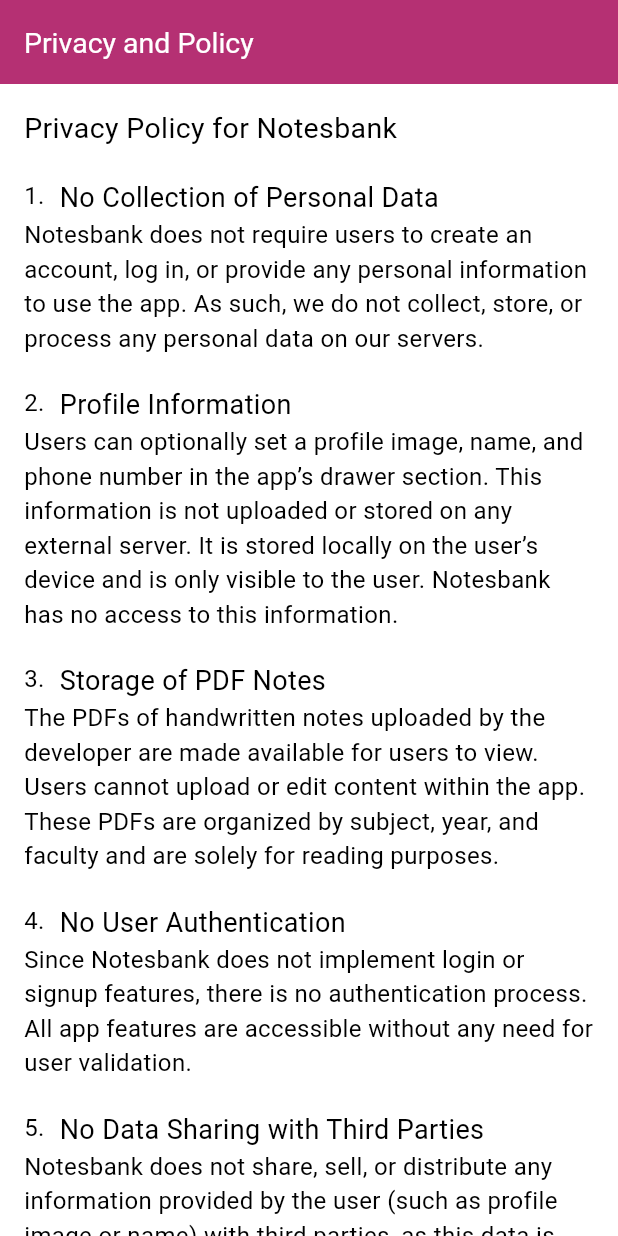
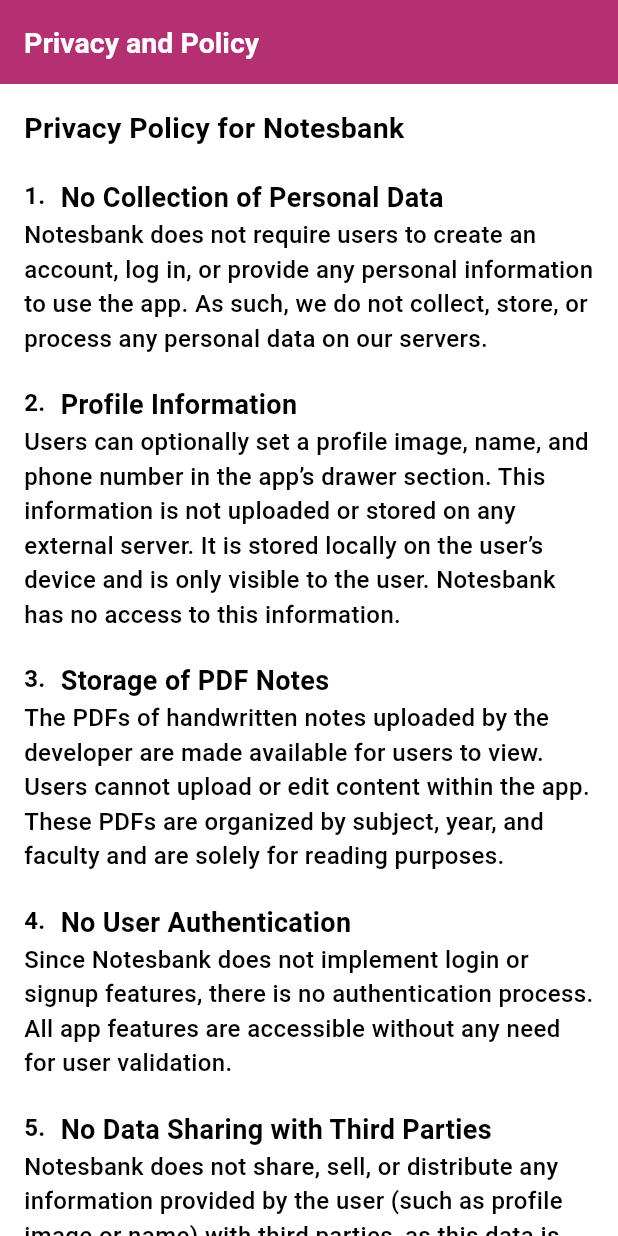
Before and after one commit to Dipendrabogati/notesbank-privacy-policy, a Flutter app: the screen it shows after launch, on a phone screen of 412 x 824 dp. Run offline on Flutter 3.47's test engine with Material 3 defaults, Android fonts, the phone set to English and light mode, and no system bars.

Commit message:
Gone for live

```diff
--- a/lib/Component/tc_point.dart
+++ b/lib/Component/tc_point.dart
@@ -9,12 +9,14 @@
       Row(
         crossAxisAlignment: CrossAxisAlignment.start,
         children: [
-          Text("$index.", style: AppConstants.textStyle()),
+          Text("$index.",
+              style: AppConstants.textStyle(fontWeight: FontWeight.w600)),
           const SizedBox(
             width: 10,
           ),
           Text(point,
-              style: AppConstants.textStyle(fontWeight: FontWeight.w900,fontSize: 18)),
+              style: AppConstants.textStyle(
+                  fontWeight: FontWeight.w600, fontSize: 18)),
         ],
       ),
       Text(message, style: AppConstants.textStyle()),
--- a/lib/Constants/constants.dart
+++ b/lib/Constants/constants.dart
@@ -7,6 +7,7 @@
     return TextStyle(
       fontSize: fontSize,
       color: color,
+      fontWeight: fontWeight,
     );
   }
 }
```
Also changed, not shown: 6 other files.
